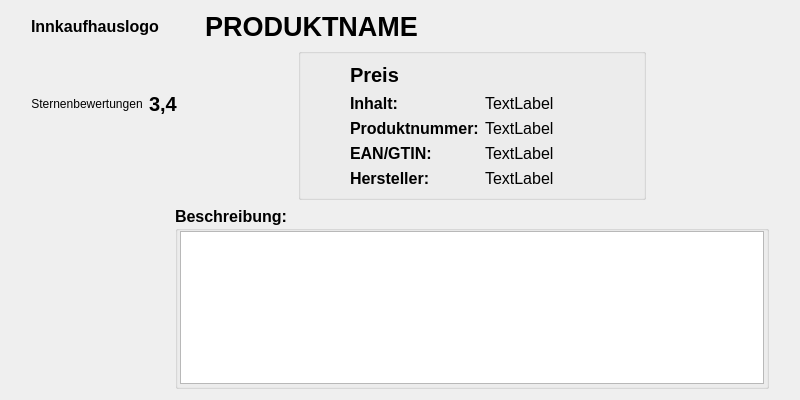
Benefranko/Barcode-Scanner-Feinkost-, file src/form_ALT.ui: the form before one commit.
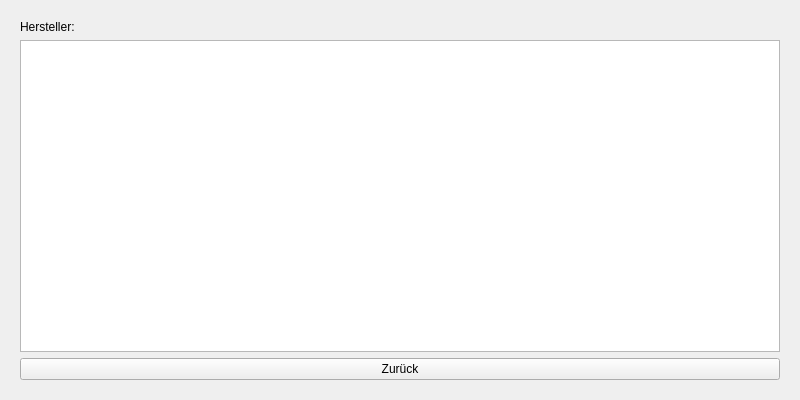
The form after the commit. The open tabs and pages were chosen to show the change.

Commit message: v0.9.6 add more infos for hersteller button

```diff
--- a/src/form_ALT.ui
+++ b/src/form_ALT.ui
@@ -35,7 +35,7 @@
    <item row="1" column="1" rowspan="2">
     <widget class="QStackedWidget" name="stackedWidget">
      <property name="currentIndex">
-      <number>1</number>
+      <number>3</number>
      </property>
      <widget class="QWidget" name="page_1">
       <layout class="QGridLayout" name="gridLayout">
@@ -1160,6 +1160,27 @@
        </item>
       </layout>
      </widget>
+     <widget class="QWidget" name="page_4">
+      <layout class="QGridLayout" name="gridLayout_9">
+       <item row="1" column="0">
+        <widget class="QTextEdit" name="textEdit"/>
+       </item>
+       <item row="0" column="0">
+        <widget class="QLabel" name="label_16">
+         <property name="text">
+          <string>Hersteller:</string>
+         </property>
+        </widget>
+       </item>
+       <item row="2" column="0">
+        <widget class="QPushButton" name="pushButton_back_from_hersteller_page">
+         <property name="text">
+          <string>Zurück</string>
+         </property>
+        </widget>
+       </item>
+      </layout>
+     </widget>
     </widget>
    </item>
   </layout>
```
Left out of the diff: 197 changed lines with no effect on the pictures. The commit also changes 8 other files.
